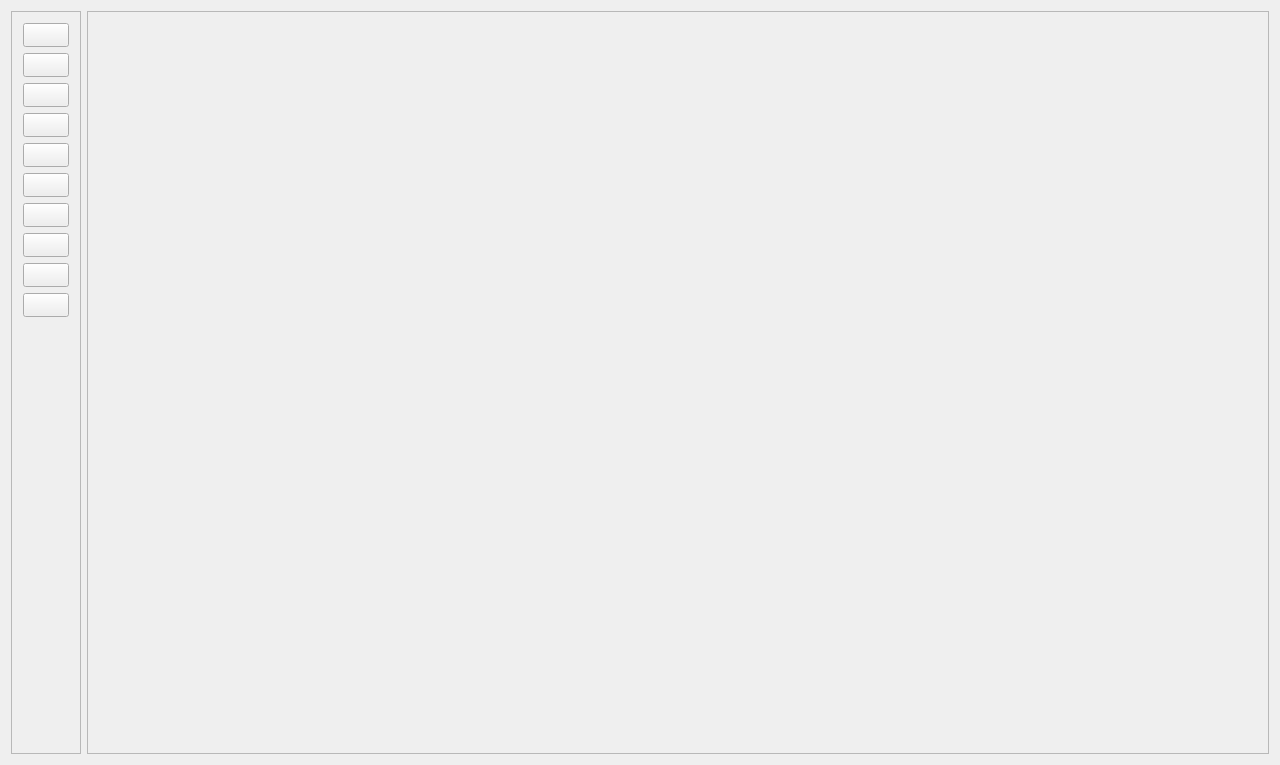
First picture: the form in mainwindow.ui, repository PhilInTheGaps/GM-Companion, before the edit.
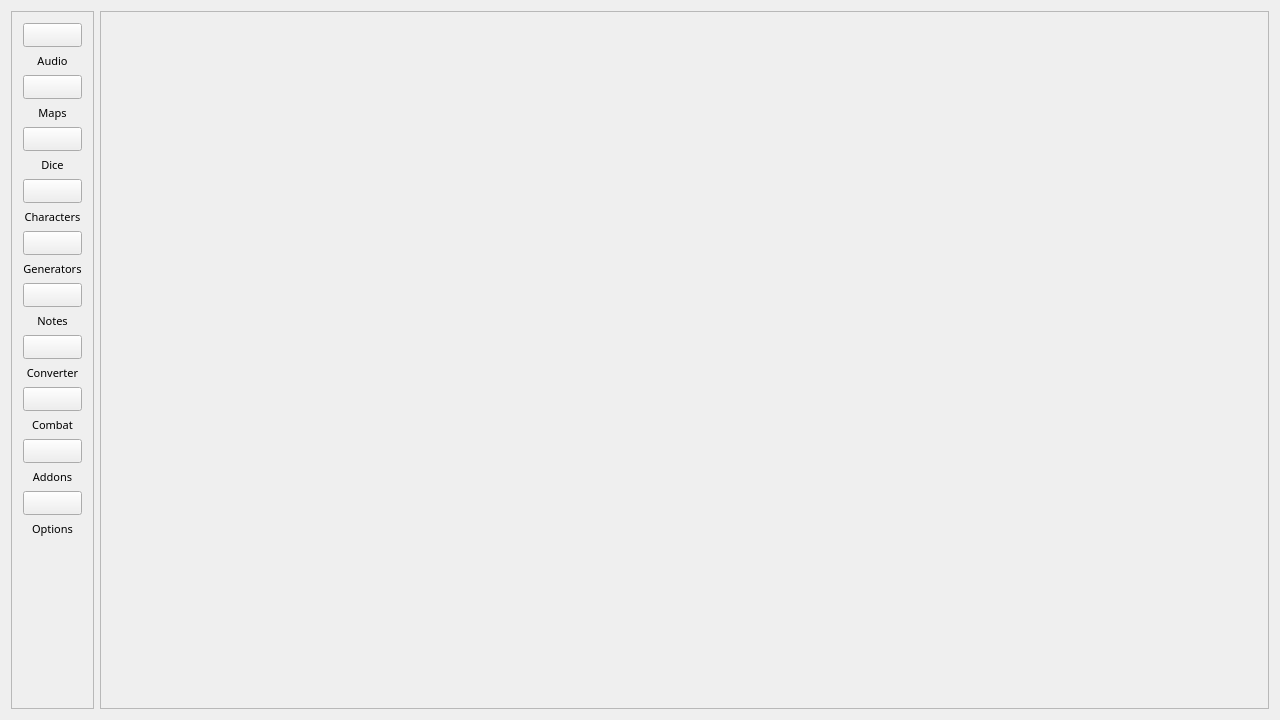
Second picture: the form after the edit. Icons and pictures are not drawn.

Commit message: Added tool names below icons

Patch:
```diff
--- a/mainwindow.ui
+++ b/mainwindow.ui
@@ -7,7 +7,7 @@
     <x>0</x>
     <y>0</y>
     <width>1280</width>
-    <height>765</height>
+    <height>720</height>
    </rect>
   </property>
   <property name="sizePolicy">
@@ -74,7 +74,7 @@
            <x>0</x>
            <y>0</y>
            <width>80</width>
-           <height>743</height>
+           <height>698</height>
           </rect>
          </property>
          <layout class="QVBoxLayout" name="verticalLayout_3">
@@ -98,8 +98,8 @@
             </property>
             <property name="iconSize">
              <size>
-              <width>50</width>
-              <height>50</height>
+              <width>37</width>
+              <height>37</height>
              </size>
             </property>
             <property name="autoRepeatDelay">
@@ -116,6 +116,19 @@
             </property>
            </widget>
           </item>
+          <item>
+           <widget class="QLabel" name="label">
+            <property name="text">
+             <string>Audio</string>
+            </property>
+            <property name="alignment">
+             <set>Qt::AlignCenter</set>
+            </property>
+            <property name="wordWrap">
+             <bool>false</bool>
+            </property>
+           </widget>
+          </item>
           <item>
            <widget class="QPushButton" name="pushButton_mapTool">
             <property name="sizePolicy">
@@ -136,12 +149,25 @@
             </property>
             <property name="iconSize">
              <size>
-              <width>50</width>
-              <height>50</height>
+              <width>37</width>
+              <height>37</height>
              </size>
             </property>
            </widget>
           </item>
+          <item>
+           <widget class="QLabel" name="label_2">
+            <property name="text">
+             <string>Maps</string>
+            </property>
+            <property name="alignment">
+             <set>Qt::AlignCenter</set>
+            </property>
+            <property name="wordWrap">
+             <bool>false</bool>
+            </property>
+           </widget>
+          </item>
           <item>
            <widget class="QPushButton" name="pushButton_diceTool">
             <property name="sizePolicy">
@@ -162,12 +188,25 @@
             </property>
             <property name="iconSize">
              <size>
-              <width>50</width>
-              <height>50</height>
+              <width>37</width>
+              <height>37</height>
              </size>
             </property>
            </widget>
           </item>
+          <item>
+           <widget class="QLabel" name="label_3">
+            <property name="text">
+             <string>Dice</string>
+            </property>
+            <property name="alignment">
+             <set>Qt::AlignCenter</set>
+            </property>
+            <property name="wordWrap">
+             <bool>false</bool>
+            </property>
+           </widget>
+          </item>
           <item>
            <widget class="QPushButton" name="pushButton_characters">
             <property name="sizePolicy">
@@ -188,12 +227,25 @@
             </property>
             <property name="iconSize">
              <size>
-              <width>50</width>
-              <height>50</height>
+              <width>37</width>
+              <height>37</height>
              </size>
             </property>
            </widget>
           </item>
+          <item>
+           <widget class="QLabel" name="label_4">
+            <property name="text">
+             <string>Characters</string>
+            </property>
+            <property name="alignment">
+             <set>Qt::AlignCenter</set>
+            </property>
+            <property name="wordWrap">
+             <bool>false</bool>
+            </property>
+           </widget>
+          </item>
           <item>
            <widget class="QPushButton" name="pushButton_generators">
             <property name="sizePolicy">
@@ -214,12 +266,25 @@
             </property>
             <property name="iconSize">
              <size>
-              <width>50</width>
-              <height>50</height>
+              <width>37</width>
+              <height>37</height>
              </size>
             </property>
            </widget>
           </item>
+          <item>
+           <widget class="QLabel" name="label_5">
+            <property name="text">
+             <string>Generators</string>
+            </property>
+            <property name="alignment">
+             <set>Qt::AlignCenter</set>
+            </property>
+            <property name="wordWrap">
+             <bool>false</bool>
+            </property>
+           </widget>
+          </item>
           <item>
            <widget class="QPushButton" name="pushButton_notes">
             <property name="sizePolicy">
@@ -240,12 +305,25 @@
             </property>
             <property name="iconSize">
              <size>
-              <width>50</width>
-              <height>50</height>
+              <width>37</width>
+              <height>37</height>
              </size>
             </property>
            </widget>
           </item>
+          <item>
+           <widget class="QLabel" name="label_6">
+            <property name="text">
+             <string>Notes</string>
+            </property>
+            <property name="alignment">
+             <set>Qt::AlignCenter</set>
+            </property>
+            <property name="wordWrap">
+             <bool>false</bool>
+            </property>
+           </widget>
+          </item>
           <item>
            <widget class="QPushButton" name="pushButton_unitConverter">
             <property name="sizePolicy">
@@ -266,12 +344,25 @@
             </property>
             <property name="iconSize">
              <size>
-              <width>50</width>
-              <height>50</height>
+              <width>37</width>
+              <height>37</height>
              </size>
             </property>
            </widget>
           </item>
+          <item>
+           <widget class="QLabel" name="label_7">
+            <property name="text">
+             <string>Converter</string>
+            </property>
+            <property name="alignment">
+             <set>Qt::AlignCenter</set>
+            </property>
+            <property name="wordWrap">
+             <bool>false</bool>
+            </property>
+           </widget>
+          </item>
           <item>
            <widget class="QPushButton" name="pushButton_combatTracker">
             <property name="sizePolicy">
@@ -292,12 +383,25 @@
             </property>
             <property name="iconSize">
              <size>
-              <width>50</width>
-              <height>50</height>
+              <width>37</width>
+              <height>37</height>
              </size>
             </property>
            </widget>
           </item>
+          <item>
+           <widget class="QLabel" name="label_8">
+            <property name="text">
+             <string>Combat</string>
+            </property>
+            <property name="alignment">
+             <set>Qt::AlignCenter</set>
+            </property>
+            <property name="wordWrap">
+             <bool>false</bool>
+            </property>
+           </widget>
+          </item>
           <item>
            <widget class="QPushButton" name="pushButton_addons">
             <property name="sizePolicy">
@@ -324,12 +428,25 @@
             </property>
             <property name="iconSize">
              <size>
-              <width>50</width>
-              <height>50</height>
+              <width>37</width>
+              <height>37</height>
              </size>
             </property>
            </widget>
           </item>
+          <item>
+           <widget class="QLabel" name="label_9">
+            <property name="text">
+             <string>Addons</string>
+            </property>
+            <property name="alignment">
+             <set>Qt::AlignCenter</set>
+            </property>
+            <property name="wordWrap">
+             <bool>false</bool>
+            </property>
+           </widget>
+          </item>
           <item>
            <widget class="QPushButton" name="pushButton_settings">
             <property name="sizePolicy">
@@ -350,12 +467,25 @@
             </property>
             <property name="iconSize">
              <size>
-              <width>50</width>
-              <height>50</height>
+              <width>37</width>
+              <height>37</height>
              </size>
             </property>
            </widget>
           </item>
+          <item>
+           <widget class="QLabel" name="label_10">
+            <property name="text">
+             <string>Options</string>
+            </property>
+            <property name="alignment">
+             <set>Qt::AlignCenter</set>
+            </property>
+            <property name="wordWrap">
+             <bool>false</bool>
+            </property>
+           </widget>
+          </item>
           <item>
            <spacer name="verticalSpacer_10">
             <property name="orientation">
```
